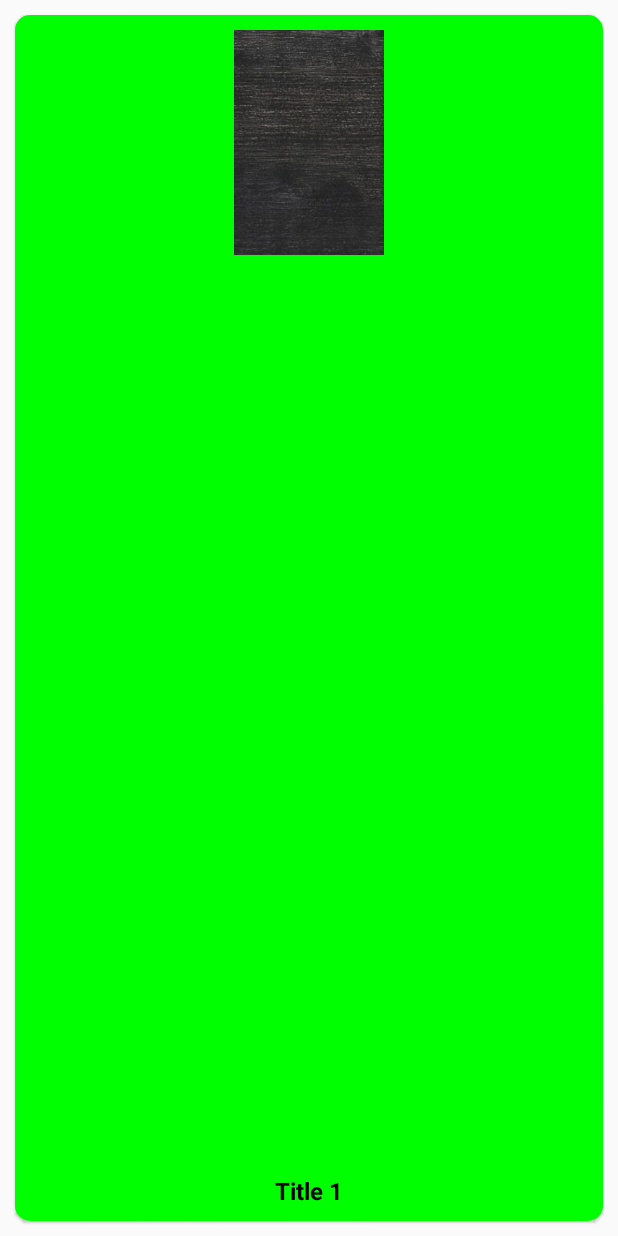
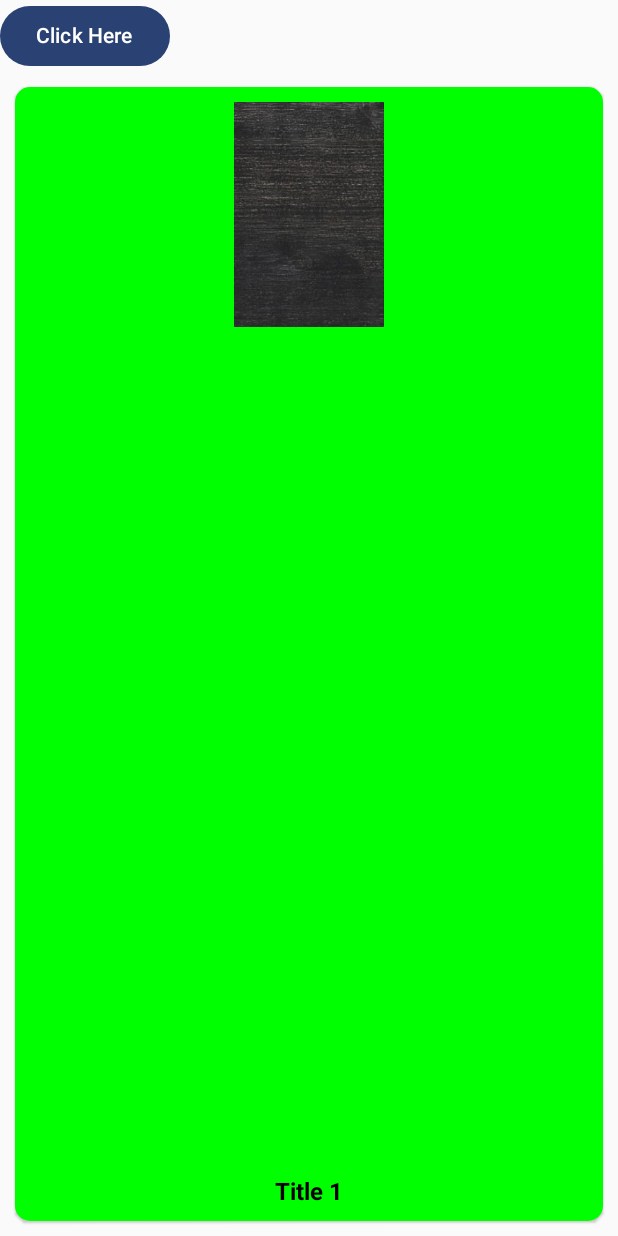
Before and after one commit to Amir-ByteGrowth/AndDevCompoosePreperations, an Android app built with Jetpack Compose: the screen it shows after launch (MainActivity), on a phone screen of 412 x 824 dp. Run offline under Robolectric (Android 15) with nearby library versions, the light colour scheme and no system bars.

Commit message:
HorizontalPagerWidget and VerticalPagerWidget Done

```diff
--- a/basiclayoutpractice/src/main/java/com/example/basiclayoutpractice/widgets/PagerWidgets.kt
+++ b/basiclayoutpractice/src/main/java/com/example/basiclayoutpractice/widgets/PagerWidgets.kt
@@ -15,10 +15,12 @@ import androidx.compose.foundation.pager.HorizontalPager
 import androidx.compose.foundation.pager.VerticalPager
 import androidx.compose.foundation.pager.rememberPagerState
 import androidx.compose.foundation.shape.RoundedCornerShape
+import androidx.compose.material3.Button
 import androidx.compose.material3.Card
 import androidx.compose.material3.CardDefaults
 import androidx.compose.material3.Text
 import androidx.compose.runtime.Composable
+import androidx.compose.runtime.rememberCoroutineScope
 import androidx.compose.ui.Alignment
 import androidx.compose.ui.Modifier
 import androidx.compose.ui.graphics.Color
@@ -29,6 +31,7 @@ import androidx.compose.ui.text.font.FontWeight
 import androidx.compose.ui.unit.dp
 import androidx.compose.ui.unit.sp
 import com.example.basiclayoutpractice.R
+import kotlinx.coroutines.launch
 
 
 @OptIn(ExperimentalFoundationApi::class)
@@ -52,14 +55,23 @@ fun HorizontalPagerWidget() {
 fun VerticalPagerWidget() {
     // Display 10 items
     val pagerState = rememberPagerState()
+// scroll to page
+    val coroutineScope = rememberCoroutineScope()
+    Column {
+        Button(onClick = { coroutineScope.launch { pagerState.animateScrollToPage(pagerState.currentPage + 1) } }) {
+            Text(text = "Click Here")
+        }
         VerticalPager(
             pageCount = 10,
             state = pagerState,
             contentPadding = PaddingValues(10.dp),
-        pageSpacing = 10.dp
+            pageSpacing = 10.dp, beyondBoundsPageCount = 1
         ) { index ->
             VerticalPagerCardItem(index = index)
         }
+
+    }
+
 
 }
 
```
Lines whose indentation alone changed are shown as unchanged.
